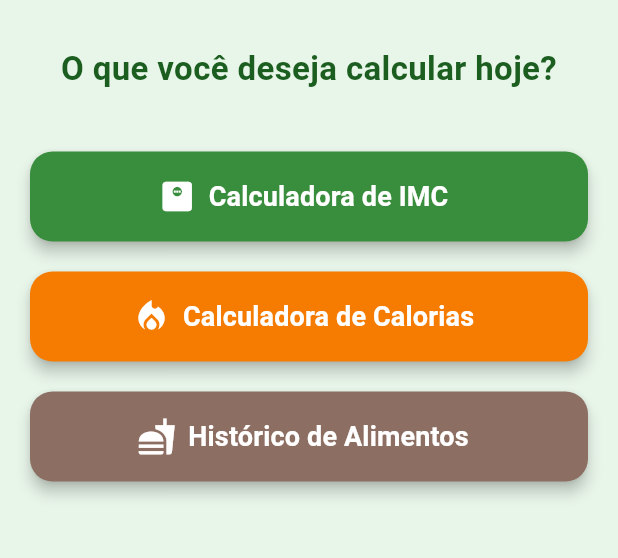
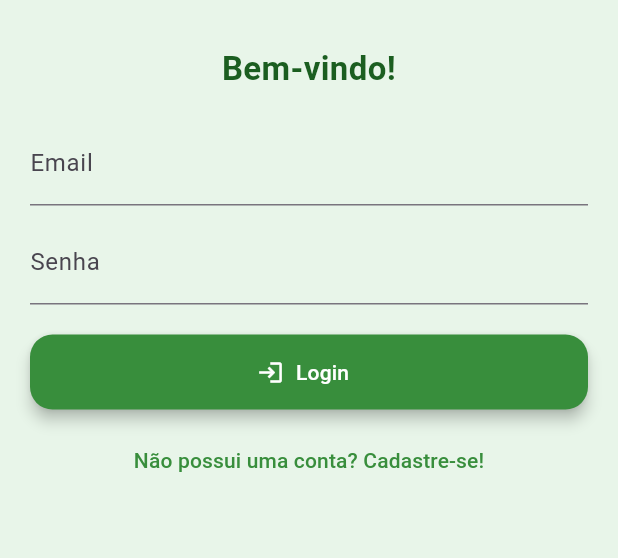
Before and after one commit to JVPCoder/flutter_imc_app, a Flutter app: the screen it shows after launch, on a phone screen of 412 x 824 dp, the part 84-642 px from its top. Run offline on Flutter 3.47's test engine with Material 3 defaults, Android fonts, the phone set to English and light mode, and no system bars; our stand-ins replace cloud_firestore, firebase_auth, firebase_core; accounts and stored records are empty.

Commit message:
FEAT: login com firebase

```diff
--- a/lib/app.dart
+++ b/lib/app.dart
@@ -1,5 +1,5 @@
 import 'package:flutter/material.dart';
-import 'package:flutter_imc_app/view/screen/home_screen.dart';
+import 'package:flutter_imc_app/widget/auth_check.dart';
 
 class App extends StatelessWidget {
   const App({super.key});
@@ -16,7 +16,7 @@ class App extends StatelessWidget {
           bodyMedium: TextStyle(fontSize: 16, color: Colors.white),
         ),
       ),
-      home: HomeScreen(),
+      home: AuthCheck(),
     );
   }
 }
--- /dev/null
+++ b/lib/service/auth_service.dart
@@ -0,0 +1,69 @@
+import 'package:firebase_auth/firebase_auth.dart';
+import 'package:flutter/cupertino.dart';
+
+class AuthService extends ChangeNotifier {
+  final FirebaseAuth _auth = FirebaseAuth.instance;
+
+  User? usuario;
+  bool isLoading = true;
+
+  AuthService(){
+    _authCheck();
+  }
+
+  _authCheck() {
+    _auth.authStateChanges().listen((User? user) {
+      usuario = (user == null) ? null : user;
+      isLoading = false;
+      notifyListeners();
+    });
+  }
+
+  _getUser() {
+    usuario = _auth.currentUser;
+    notifyListeners();
+  }
+
+  registrar(String email, String senha) async {
+    try{
+      await _auth.createUserWithEmailAndPassword(email: email, password: senha);
+      _getUser();
+    } on FirebaseAuthException catch (e) {
+      if(e.code == "weak-password") {
+        throw Exception("A senha é muito fraca!");
+      }
+
+      if(e.code == "email-already-in-use") {
+        throw Exception("Este email já está cadastrado");
+      }
+
+      throw Exception("Erro desconhecido. Tente novamente mais tarde");
+    }
+  }
+
+  login(String email, String senha) async {
+    try{
+      await _auth.signInWithEmailAndPassword(email: email, password: senha);
+      _getUser();
+    } on FirebaseAuthException catch (e) {
+      if(e.code == "user-not-found") {
+        throw Exception("Email não encontrado. Cadastre-se");
+      }
+
+      if(e.code == "wrong-password" || e.code == "invalid-credential") {
+        throw Exception("Senha incorreta. Tente novamente.");
+      }
+
+      if(e.code == "wrong-password") {
+        throw Exception("Senha incorreta. Tente novamente.");
+      }
+
+      throw Exception("Erro desconhecido. Tente novamente mais tarde");
+    }
+  }
+
+  logout() async {
+    await _auth.signOut();
+    _getUser();
+  }
+}
--- a/lib/view/alimento_view.dart
+++ b/lib/view/alimento_view.dart
@@ -22,7 +22,7 @@ class _AlimentoViewState extends State<AlimentoView> {
     if (nome.isEmpty || cal <= 0 || qtd <= 0) return;
 
     setState(() {
-      _alimentoList.add(Alimento(nome: nome, caloriasPorUnidade: cal, quantidade: qtd));
+      _alimentoList.add(Alimento(nome: nome, caloriasPorUnidade: cal, quantidade: qtd, dataInsercao: DateTime.now()));
       nomeController.clear();
       calController.clear();
       qtdController.clear();
--- /dev/null
+++ b/lib/view/screen/login_screen.dart
@@ -0,0 +1,147 @@
+import 'package:flutter/material.dart';
+import 'package:provider/provider.dart';
+import '../../service/auth_service.dart';
+import 'home_screen.dart';
+
+class LoginScreen extends StatefulWidget {
+  const LoginScreen({super.key});
+
+  @override
+  State<LoginScreen> createState() => _LoginScreenState();
+}
+
+class _LoginScreenState extends State<LoginScreen> {
+  final _formKey = GlobalKey<FormState>();
+  final _emailController = TextEditingController();
+  final _senhaController = TextEditingController();
+
+  bool _isLogin = true; // controla se está na tela de login ou cadastro
+  bool _isLoading = false;
+
+  void _toggleForm() {
+    setState(() {
+      _isLogin = !_isLogin;
+      // Limpar os campos quando alternar entre login e cadastro
+      _emailController.clear();
+      _senhaController.clear();
+    });
+  }
+
+  Future<void> _submit() async {
+    if (!_formKey.currentState!.validate()) return;
+
+    final authService = Provider.of<AuthService>(context, listen: false);
+    setState(() => _isLoading = true);
+
+    try {
+      if (_isLogin) {
+        await authService.login(
+          _emailController.text,
+          _senhaController.text,
+        );
+      } else {
+        await authService.registrar(
+          _emailController.text,
+          _senhaController.text,
+        );
+      }
+
+      Navigator.of(context).pushReplacement(
+        MaterialPageRoute(builder: (context) => const HomeScreen()),
+      );
+    } catch (e) {
+      ScaffoldMessenger.of(context).showSnackBar(
+        SnackBar(content: Text(e.toString())),
+      );
+    } finally {
+      setState(() => _isLoading = false);
+    }
+  }
+
+  @override
+  Widget build(BuildContext context) {
+    // Define cor conforme login ou cadastro
+    final color = _isLogin ? Colors.green.shade700 : Colors.orange.shade700;
+
+    return Scaffold(
+      appBar: AppBar(
+        title: const Text('JF HealthCalc', style: TextStyle(fontWeight: FontWeight.bold)),
+        centerTitle: true,
+        backgroundColor: Colors.green,
+        foregroundColor: Colors.white,
+      ),
+      body: Padding(
+        padding: const EdgeInsets.symmetric(horizontal: 20.0, vertical: 30),
+        child: Form(
+          key: _formKey,
+          child: Column(
+            children: [
+              Text(
+                _isLogin ? 'Bem-vindo!' : 'Crie sua conta',
+                style: TextStyle(
+                  fontSize: 22,
+                  fontWeight: FontWeight.w600,
+                  color: Colors.green.shade900,
+                ),
+                textAlign: TextAlign.center,
+              ),
+              const SizedBox(height: 20),
+              TextFormField(
+                controller: _emailController,
+                decoration: const InputDecoration(labelText: 'Email'),
+                validator: (value) {
+                  if (value == null || value.isEmpty) {
+                    return 'Informe o email';
+                  }
+                  if (!RegExp(r'^[\w-.]+@([\w-]+\.)+[\w-]{2,4}$').hasMatch(value)) {
+                    return 'Email inválido';
+                  }
+                  return null;
+                },
+              ),
+              const SizedBox(height: 10),
+              TextFormField(
+                controller: _senhaController,
+                decoration: const InputDecoration(labelText: 'Senha'),
+                obscureText: true,
+                validator: (value) {
+                  if (value == null || value.length < 6) {
+                    return 'A senha deve ter no mínimo 6 caracteres';
+                  }
+                  return null;
+                },
+              ),
+              const SizedBox(height: 20),
+              _isLoading
+                  ? const CircularProgressIndicator()
+                  : ElevatedButton.icon(
+                onPressed: _submit,
+                icon: Icon(_isLogin ? Icons.login : Icons.app_registration),
+                label: Text(_isLogin ? 'Login' : 'Cadastrar'),
+                style: ElevatedButton.styleFrom(
+                  backgroundColor: color,
+                  foregroundColor: Colors.white,
+                  minimumSize: const Size(double.infinity, 50),
+                  shape: RoundedRectangleBorder(
+                    borderRadius: BorderRadius.circular(15),
+                  ),
+                  elevation: 4,
+                ),
+              ),
+              const SizedBox(height: 10),
+              TextButton(
+                onPressed: _toggleForm,
+                child: Text(
+                  _isLogin
+                      ? 'Não possui uma conta? Cadastre-se!'
+                      : 'Já possui uma conta? Faça login!',
+                  style: TextStyle(color: color),
+                ),
+              ),
+            ],
+          ),
+        ),
+      ),
+    );
+  }
+}
--- /dev/null
+++ b/lib/widget/auth_check.dart
@@ -0,0 +1,40 @@
+import 'package:flutter/cupertino.dart';
+import 'package:flutter/material.dart';
+import 'package:flutter_imc_app/service/auth_service.dart';
+import 'package:flutter_imc_app/view/screen/home_screen.dart';
+import 'package:provider/provider.dart';
+
+import '../view/screen/login_screen.dart';
+
+class AuthCheck extends StatefulWidget {
+  const AuthCheck({super.key});
+
+
+  @override
+  State<AuthCheck> createState() => _AuthCheckState();
+}
+
+class _AuthCheckState extends State<AuthCheck> {
+
+  @override
+  Widget build(BuildContext context) {
+    AuthService auth = Provider.of<AuthService>(context);
+
+
+    if(auth.isLoading) {
+      return loading();
+    }
+
+    if (auth.usuario == null){
+      return LoginScreen();
+    }
+
+    return HomeScreen();
+  }
+
+  loading() {
+    return Scaffold(
+      body: CircularProgressIndicator(),
+    );
+  }
+}
```
Also changed, not shown: lib/database/db_firestore.dart (added, +11 -0 lines), lib/main.dart (+16 -1 lines), lib/model/alimento.dart (+7 -1 lines), lib/repository/alimento_repository.dart (added, +8 -0 lines), lib/view/screen/home_screen.dart (+29 -8 lines), pubspec.yaml (+5 -2 lines), lib/firebase_options.dart, pubspec.lock, 4 other files.
